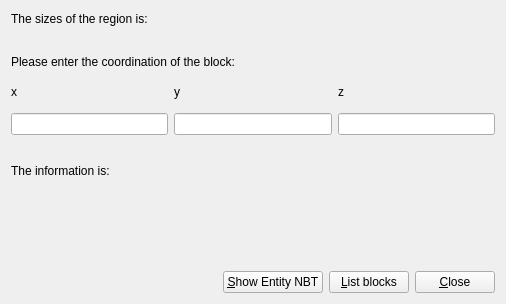
Old version of the form src/qt/blockreaderui.ui in the repository DreamHelium/dhlrc.
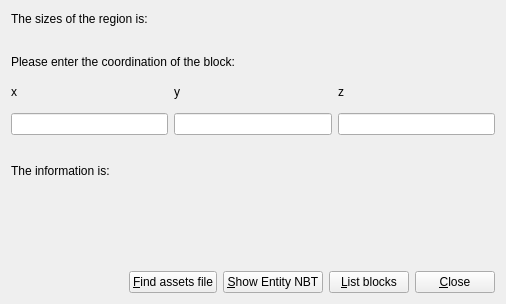
New version of the form.

Commit message: [0.3.5-pre] Add find assets

```diff
--- a/src/qt/blockreaderui.ui
+++ b/src/qt/blockreaderui.ui
@@ -120,6 +120,13 @@
          </property>
         </spacer>
        </item>
+       <item>
+        <widget class="QPushButton" name="assetsBtn">
+         <property name="text">
+          <string>&amp;Find assets file</string>
+         </property>
+        </widget>
+       </item>
        <item>
         <widget class="QPushButton" name="entityBtn">
          <property name="text">
```
The commit also changes 10 other files.
